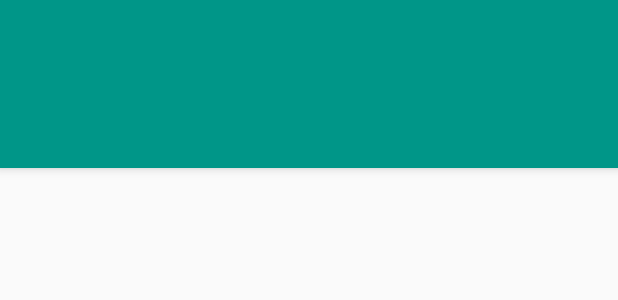
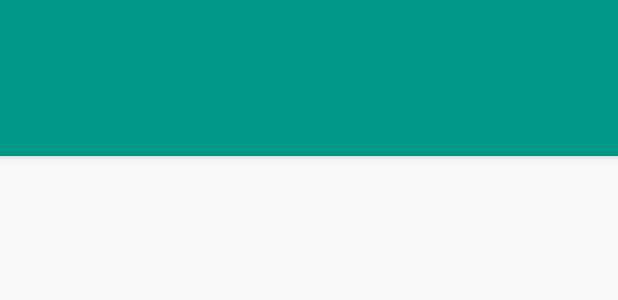
Before and after one commit to thihaphyo/tourguide, an Android app: the layout activity_beach.xml on its own in the app's theme, with its tools: preview values and no code run, on a phone screen of 412 x 824 dp. Shown: the top 300 px of the screen. Run offline under Robolectric (Android 15) with nearby library versions, the phone set to English and light mode, and no system bars.

```diff
--- a/app/src/main/java/com/tadv/tour/touradvisor/Adapters/HomeAdpater.java
+++ b/app/src/main/java/com/tadv/tour/touradvisor/Adapters/HomeAdpater.java
@@ -10,6 +10,7 @@ import android.view.View;
 import android.view.ViewGroup;
 
 import com.squareup.picasso.Picasso;
+import com.tadv.tour.touradvisor.Activities.BeachActivity;
 import com.tadv.tour.touradvisor.CustomListeners.CardClickListener;
 import com.tadv.tour.touradvisor.Models.DashboardItems;
 import com.tadv.tour.touradvisor.R;
@@ -64,8 +65,8 @@ public class HomeAdpater extends RecyclerView.Adapter<HomeRecyclerViewHolder> {
             public void onClick(int position) {
                 switch (position){
                     case 0:
-//                        Intent i = new Intent(c,BeachActivity.class);
-//                        c.startActivity(i);
+                        Intent i = new Intent(c,BeachActivity.class);
+                        c.startActivity(i);
                         break;
                     case 1:
                         break;
--- a/app/src/main/java/com/tadv/tour/touradvisor/Networking/NetworkInterfaces/BeachInterface.java
+++ b/app/src/main/java/com/tadv/tour/touradvisor/Networking/NetworkInterfaces/BeachInterface.java
@@ -1,12 +1,14 @@
 package com.tadv.tour.touradvisor.Networking.NetworkInterfaces;
 
 import com.tadv.tour.touradvisor.Models.BeachTabItems;
+import com.tadv.tour.touradvisor.Models.SliderUrl;
 
 import java.util.List;
 
 
 import retrofit2.Call;
 import retrofit2.http.GET;
+import retrofit2.http.Query;
 import rx.Observable;
 
 /**
@@ -17,4 +19,7 @@ public interface BeachInterface {
 
     @GET("GetBeachTabs")
     Call<List<BeachTabItems>> getTabs();
+
+    @GET("GetSliderUrl")
+    Call<List<SliderUrl>> getSlider( @Query("beach_name") String beach_name);
 }
--- a/app/src/main/java/com/tadv/tour/touradvisor/Networking/RetrofitInstance/RetrofitApi.java
+++ b/app/src/main/java/com/tadv/tour/touradvisor/Networking/RetrofitInstance/RetrofitApi.java
@@ -12,7 +12,7 @@ import retrofit2.converter.gson.GsonConverterFactory;
 public class RetrofitApi {
 
     public static Retrofit retrofit;
-    private static final String BASE_URL ="http://192.168.99.121:8000/api/";
+    private static final String BASE_URL ="http://192.168.100.52:8000/api/";
 
 
     public static Retrofit getApiInstance()
--- a/app/src/main/res/layout/activity_beach.xml
+++ b/app/src/main/res/layout/activity_beach.xml
@@ -1,36 +1,33 @@
 <?xml version="1.0" encoding="utf-8"?>
-<LinearLayout xmlns:android="http://schemas.android.com/apk/res/android"
+<android.support.design.widget.CoordinatorLayout xmlns:android="http://schemas.android.com/apk/res/android"
+    xmlns:app="http://schemas.android.com/apk/res-auto"
     android:layout_width="match_parent"
-    android:layout_height="match_parent"
-    xmlns:app="http://schemas.android.com/apk/res-auto">
+    android:layout_height="match_parent">
 
     <android.support.design.widget.AppBarLayout
         android:layout_width="match_parent"
         android:layout_height="wrap_content"
-        android:theme="@style/AppTheme.AppBarOverlay">
+        android:theme="@style/ThemeOverlay.AppCompat.Dark.ActionBar">
 
         <android.support.v7.widget.Toolbar
-            android:id="@+id/toolbar"
+            android:id="@+id/toolbar_beach"
             android:layout_width="match_parent"
             android:layout_height="?attr/actionBarSize"
             android:background="?attr/colorPrimary"
-            app:popupTheme="@style/AppTheme.PopupOverlay" />
+            app:layout_scrollFlags="scroll|enterAlways"
+            app:popupTheme="@style/ThemeOverlay.AppCompat.Light" />
 
         <android.support.design.widget.TabLayout
             android:id="@+id/tab_layout"
             android:layout_width="match_parent"
             android:layout_height="wrap_content"
-            android:background="?attr/colorPrimary"
-            android:minHeight="?attr/actionBarSize"
-            android:theme="@style/ThemeOverlay.AppCompat.Dark.ActionBar"/>
-
-
-
+            app:tabMode="fixed"
+            app:tabGravity="fill"/>
     </android.support.design.widget.AppBarLayout>
 
     <android.support.v4.view.ViewPager
         android:id="@+id/pager"
         android:layout_width="match_parent"
-        android:layout_height="fill_parent" />
-
-</LinearLayout>
+        android:layout_height="match_parent"
+        app:layout_behavior="@string/appbar_scrolling_view_behavior"  />
+</android.support.design.widget.CoordinatorLayout>
--- a/build.gradle
+++ b/build.gradle
@@ -5,9 +5,13 @@ buildscript {
     repositories {
         google()
         jcenter()
+        mavenCentral()
+
     }
     dependencies {
         classpath 'com.android.tools.build:gradle:3.0.1'
+
+
 
 
         // NOTE: Do not place your application dependencies here; they belong
```
Also changed, not shown: app/build.gradle (+13 -2 lines), app/src/main/java/com/tadv/tour/touradvisor/Activities/BeachActivity.java (+60 -32 lines), app/src/main/java/com/tadv/tour/touradvisor/Adapters/PagerAdapter.java (added, +48 -0 lines), app/src/main/java/com/tadv/tour/touradvisor/Fragments/CFragment.java (added, +95 -0 lines), app/src/main/java/com/tadv/tour/touradvisor/Helpers/TabGenerator.java (+10 -4 lines), app/src/main/java/com/tadv/tour/touradvisor/Models/SliderUrl.java (added, +25 -0 lines), app/src/main/res/layout/fragment_chaungthar.xml (added, +39 -0 lines).
